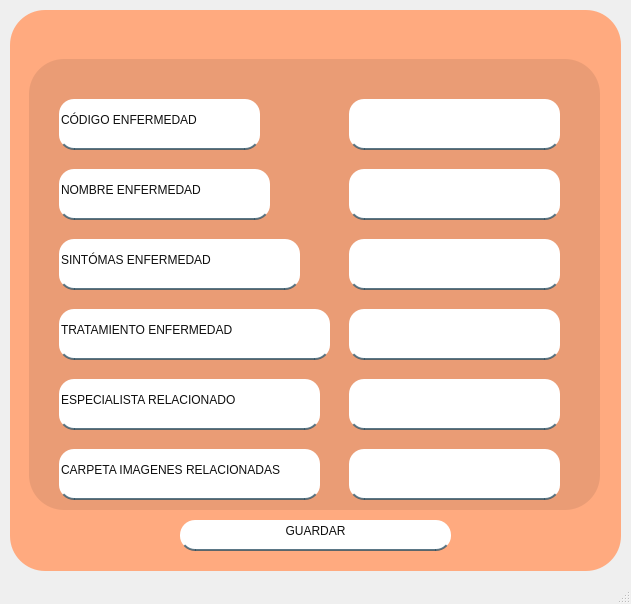
This is agregar.ui in mariacamilato/TRABAJO-FINAL as Qt 5 draws it before an edit. The edited form follows.
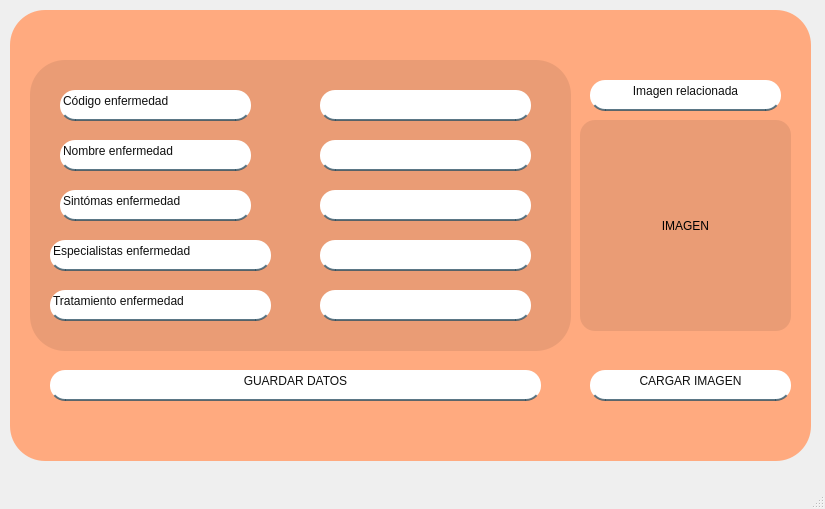
This is the edited form. Icons and pictures are not drawn.

Commit message: Cargar imagen

```diff
--- a/agregar.ui
+++ b/agregar.ui
@@ -6,8 +6,8 @@
    <rect>
     <x>0</x>
     <y>0</y>
-    <width>631</width>
-    <height>604</height>
+    <width>825</width>
+    <height>509</height>
    </rect>
   </property>
   <property name="windowTitle">
@@ -19,8 +19,8 @@
      <rect>
       <x>10</x>
       <y>10</y>
-      <width>611</width>
-      <height>561</height>
+      <width>801</width>
+      <height>451</height>
      </rect>
     </property>
     <property name="styleSheet">
@@ -30,10 +30,10 @@
     <widget class="QFrame" name="frame">
      <property name="geometry">
       <rect>
-       <x>19</x>
-       <y>49</y>
-       <width>571</width>
-       <height>451</height>
+       <x>20</x>
+       <y>50</y>
+       <width>541</width>
+       <height>291</height>
       </rect>
      </property>
      <property name="styleSheet">
@@ -45,39 +45,13 @@
      <property name="frameShadow">
       <enum>QFrame::Raised</enum>
      </property>
-     <widget class="QLineEdit" name="lineEdit">
-      <property name="geometry">
-       <rect>
-        <x>30</x>
-        <y>40</y>
-        <width>201</width>
-        <height>51</height>
-       </rect>
-      </property>
-      <property name="toolTip">
-       <string>&lt;html&gt;&lt;head/&gt;&lt;body&gt;&lt;p align=&quot;center&quot;&gt;&lt;br/&gt;&lt;/p&gt;&lt;/body&gt;&lt;/html&gt;</string>
-      </property>
-      <property name="styleSheet">
-       <string notr="true">font: 75 11pt &quot;Segoe Script&quot;;
-background-color: rgb(255, 255, 255);
-border:none;
-border-bottom:2px solid rgba(46,82,101,200);
-color:rgba(0,0,0,240);
-padding-bottom:7px; 
-border-radius: 15px;
-</string>
-      </property>
-      <property name="text">
-       <string>CÓDIGO ENFERMEDAD</string>
-      </property>
-     </widget>
      <widget class="QLineEdit" name="codigo">
       <property name="geometry">
        <rect>
-        <x>320</x>
-        <y>40</y>
+        <x>290</x>
+        <y>30</y>
         <width>211</width>
-        <height>51</height>
+        <height>31</height>
        </rect>
       </property>
       <property name="styleSheet">
@@ -97,59 +71,13 @@
        <string/>
       </property>
      </widget>
-     <widget class="QLineEdit" name="lineEdit_2">
-      <property name="geometry">
-       <rect>
-        <x>30</x>
-        <y>110</y>
-        <width>211</width>
-        <height>51</height>
-       </rect>
-      </property>
-      <property name="styleSheet">
-       <string notr="true">font: 75 11pt &quot;Segoe Script&quot;;
-background-color: rgb(255, 255, 255);
-border:none;
-border-bottom:2px solid rgba(46,82,101,200);
-color:rgba(0,0,0,240);
-padding-bottom:7px; 
-border-radius: 15px;
-</string>
-      </property>
-      <property name="text">
-       <string>NOMBRE ENFERMEDAD</string>
-      </property>
-     </widget>
-     <widget class="QLineEdit" name="lineEdit_3">
-      <property name="geometry">
-       <rect>
-        <x>30</x>
-        <y>180</y>
-        <width>241</width>
-        <height>51</height>
-       </rect>
-      </property>
-      <property name="styleSheet">
-       <string notr="true">font: 75 11pt &quot;Segoe Script&quot;;
-background-color: rgb(255, 255, 255);
-border:none;
-border-bottom:2px solid rgba(46,82,101,200);
-color:rgba(0,0,0,240);
-padding-bottom:7px; 
-border-radius: 15px;
-</string>
-      </property>
-      <property name="text">
-       <string>SINTÓMAS ENFERMEDAD</string>
-      </property>
-     </widget>
      <widget class="QLineEdit" name="nombre">
       <property name="geometry">
        <rect>
-        <x>320</x>
-        <y>110</y>
+        <x>290</x>
+        <y>80</y>
         <width>211</width>
-        <height>51</height>
+        <height>31</height>
        </rect>
       </property>
       <property name="styleSheet">
@@ -169,13 +97,154 @@
        <string/>
       </property>
      </widget>
+     <widget class="QLabel" name="label_2">
+      <property name="geometry">
+       <rect>
+        <x>30</x>
+        <y>30</y>
+        <width>191</width>
+        <height>31</height>
+       </rect>
+      </property>
+      <property name="styleSheet">
+       <string notr="true">font: 75 11pt &quot;Segoe Script&quot;;
+background-color: rgb(255, 255, 255);
+border:none;
+border-bottom:2px solid rgba(46,82,101,200);
+color:rgba(0,0,0,240);
+padding-bottom:7px; 
+border-radius: 15px;
+</string>
+      </property>
+      <property name="text">
+       <string>Código enfermedad</string>
+      </property>
+     </widget>
+     <widget class="QLabel" name="label_3">
+      <property name="geometry">
+       <rect>
+        <x>20</x>
+        <y>180</y>
+        <width>221</width>
+        <height>31</height>
+       </rect>
+      </property>
+      <property name="styleSheet">
+       <string notr="true">font: 75 11pt &quot;Segoe Script&quot;;
+background-color: rgb(255, 255, 255);
+border:none;
+border-bottom:2px solid rgba(46,82,101,200);
+color:rgba(0,0,0,240);
+padding-bottom:7px; 
+border-radius: 15px;
+</string>
+      </property>
+      <property name="text">
+       <string>Especialistas enfermedad</string>
+      </property>
+     </widget>
+     <widget class="QLabel" name="label_4">
+      <property name="geometry">
+       <rect>
+        <x>30</x>
+        <y>130</y>
+        <width>191</width>
+        <height>31</height>
+       </rect>
+      </property>
+      <property name="styleSheet">
+       <string notr="true">font: 75 11pt &quot;Segoe Script&quot;;
+background-color: rgb(255, 255, 255);
+border:none;
+border-bottom:2px solid rgba(46,82,101,200);
+color:rgba(0,0,0,240);
+padding-bottom:7px; 
+border-radius: 15px;
+</string>
+      </property>
+      <property name="text">
+       <string>Sintómas enfermedad</string>
+      </property>
+     </widget>
+     <widget class="QLabel" name="label_5">
+      <property name="geometry">
+       <rect>
+        <x>20</x>
+        <y>230</y>
+        <width>221</width>
+        <height>31</height>
+       </rect>
+      </property>
+      <property name="styleSheet">
+       <string notr="true">font: 75 11pt &quot;Segoe Script&quot;;
+background-color: rgb(255, 255, 255);
+border:none;
+border-bottom:2px solid rgba(46,82,101,200);
+color:rgba(0,0,0,240);
+padding-bottom:7px; 
+border-radius: 15px;
+</string>
+      </property>
+      <property name="text">
+       <string>Tratamiento enfermedad</string>
+      </property>
+     </widget>
+     <widget class="QLabel" name="label_6">
+      <property name="geometry">
+       <rect>
+        <x>30</x>
+        <y>80</y>
+        <width>191</width>
+        <height>31</height>
+       </rect>
+      </property>
+      <property name="styleSheet">
+       <string notr="true">font: 75 11pt &quot;Segoe Script&quot;;
+background-color: rgb(255, 255, 255);
+border:none;
+border-bottom:2px solid rgba(46,82,101,200);
+color:rgba(0,0,0,240);
+padding-bottom:7px; 
+border-radius: 15px;
+</string>
+      </property>
+      <property name="text">
+       <string>Nombre enfermedad</string>
+      </property>
+     </widget>
      <widget class="QLineEdit" name="sintomas">
       <property name="geometry">
        <rect>
-        <x>320</x>
+        <x>290</x>
+        <y>130</y>
+        <width>211</width>
+        <height>31</height>
+       </rect>
+      </property>
+      <property name="styleSheet">
+       <string notr="true">font: 75 12pt &quot;Times New Roman&quot;;
+background-color: rgb(255, 255, 255);
+border:none;
+border-bottom:2px solid rgba(46,82,101,200);
+color:rgba(0,0,0,240);
+padding-bottom:7px; 
+border-radius: 15px;
+</string>
+      </property>
+      <property name="alignment">
+       <set>Qt::AlignCenter</set>
+      </property>
+      <property name="placeholderText">
+       <string/>
+      </property>
+     </widget>
+     <widget class="QLineEdit" name="especialistas">
+      <property name="geometry">
+       <rect>
+        <x>290</x>
         <y>180</y>
         <width>211</width>
-        <height>51</height>
+        <height>31</height>
        </rect>
       </property>
       <property name="styleSheet">
@@ -195,59 +264,13 @@
        <string/>
       </property>
      </widget>
-     <widget class="QLineEdit" name="lineEdit_4">
-      <property name="geometry">
-       <rect>
-        <x>30</x>
-        <y>320</y>
-        <width>261</width>
-        <height>51</height>
-       </rect>
-      </property>
-      <property name="styleSheet">
-       <string notr="true">font: 75 11pt &quot;Segoe Script&quot;;
-background-color: rgb(255, 255, 255);
-border:none;
-border-bottom:2px solid rgba(46,82,101,200);
-color:rgba(0,0,0,240);
-padding-bottom:7px; 
-border-radius: 15px;
-</string>
-      </property>
-      <property name="text">
-       <string>ESPECIALISTA RELACIONADO</string>
-      </property>
-     </widget>
-     <widget class="QLineEdit" name="lineEdit_5">
-      <property name="geometry">
-       <rect>
-        <x>30</x>
-        <y>250</y>
-        <width>271</width>
-        <height>51</height>
-       </rect>
-      </property>
-      <property name="styleSheet">
-       <string notr="true">font: 75 11pt &quot;Segoe Script&quot;;
-background-color: rgb(255, 255, 255);
-border:none;
-border-bottom:2px solid rgba(46,82,101,200);
-color:rgba(0,0,0,240);
-padding-bottom:7px; 
-border-radius: 15px;
-</string>
-      </property>
-      <property name="text">
-       <string>TRATAMIENTO ENFERMEDAD</string>
-      </property>
-     </widget>
      <widget class="QLineEdit" name="tratamiento">
       <property name="geometry">
        <rect>
-        <x>320</x>
-        <y>250</y>
+        <x>290</x>
+        <y>230</y>
         <width>211</width>
-        <height>51</height>
+        <height>31</height>
        </rect>
       </property>
       <property name="styleSheet">
@@ -267,89 +290,11 @@
        <string/>
       </property>
      </widget>
-     <widget class="QLineEdit" name="especialista">
-      <property name="geometry">
-       <rect>
-        <x>320</x>
-        <y>320</y>
-        <width>211</width>
-        <height>51</height>
-       </rect>
-      </property>
-      <property name="styleSheet">
-       <string notr="true">font: 75 12pt &quot;Times New Roman&quot;;
-background-color: rgb(255, 255, 255);
-border:none;
-border-bottom:2px solid rgba(46,82,101,200);
-color:rgba(0,0,0,240);
-padding-bottom:7px; 
-border-radius: 15px;
-</string>
-      </property>
-      <property name="alignment">
-       <set>Qt::AlignCenter</set>
-      </property>
-      <property name="placeholderText">
-       <string/>
-      </property>
-     </widget>
-     <widget class="QLineEdit" name="carpeta">
-      <property name="geometry">
-       <rect>
-        <x>320</x>
-        <y>390</y>
-        <width>211</width>
-        <height>51</height>
-       </rect>
-      </property>
-      <property name="styleSheet">
-       <string notr="true">font: 75 12pt &quot;Times New Roman&quot;;
-background-color: rgb(255, 255, 255);
-border:none;
-border-bottom:2px solid rgba(46,82,101,200);
-color:rgba(0,0,0,240);
-padding-bottom:7px; 
-border-radius: 15px;
-</string>
-      </property>
-      <property name="alignment">
-       <set>Qt::AlignCenter</set>
-      </property>
-      <property name="placeholderText">
-       <string/>
-      </property>
-     </widget>
-     <widget class="QLineEdit" name="lineEdit_6">
-      <property name="geometry">
-       <rect>
-        <x>30</x>
-        <y>390</y>
-        <width>261</width>
-        <height>51</height>
-       </rect>
-      </property>
-      <property name="toolTip">
-       <string>&lt;html&gt;&lt;head/&gt;&lt;body&gt;&lt;p align=&quot;center&quot;&gt;&lt;span style=&quot; font-size:8pt;&quot;&gt;INVESTIGA Y CARGA EN ESTE CAMPO &lt;/span&gt;&lt;/p&gt;&lt;p align=&quot;center&quot;&gt;&lt;span style=&quot; font-size:8pt;&quot;&gt;UNA CARPETA CON IMAGENES RELACIONADAS&lt;/span&gt;&lt;/p&gt;&lt;/body&gt;&lt;/html&gt;</string>
-      </property>
-      <property name="styleSheet">
-       <string notr="true">font: 75 9pt &quot;Segoe Script&quot;;
-background-color: rgb(255, 255, 255);
-border:none;
-border-bottom:2px solid rgba(46,82,101,200);
-color:rgba(0,0,0,240);
-padding-bottom:7px; 
-border-radius: 15px;
-</string>
-      </property>
-      <property name="text">
-       <string>CARPETA IMAGENES RELACIONADAS</string>
-      </property>
-     </widget>
     </widget>
     <widget class="QPushButton" name="salir">
      <property name="geometry">
       <rect>
-       <x>550</x>
+       <x>750</x>
        <y>10</y>
        <width>37</width>
        <height>33</height>
@@ -387,7 +332,7 @@
     <widget class="QPushButton" name="minimizar">
      <property name="geometry">
       <rect>
-       <x>510</x>
+       <x>710</x>
        <y>10</y>
        <width>37</width>
        <height>33</height>
@@ -425,9 +370,9 @@
     <widget class="QPushButton" name="GUARDAR">
      <property name="geometry">
       <rect>
-       <x>170</x>
-       <y>510</y>
-       <width>271</width>
+       <x>40</x>
+       <y>360</y>
+       <width>491</width>
        <height>31</height>
       </rect>
      </property>
@@ -454,7 +399,89 @@
 }</string>
      </property>
      <property name="text">
-      <string>GUARDAR</string>
+      <string>GUARDAR DATOS</string>
+     </property>
+    </widget>
+    <widget class="QLabel" name="label">
+     <property name="geometry">
+      <rect>
+       <x>570</x>
+       <y>110</y>
+       <width>211</width>
+       <height>211</height>
+      </rect>
+     </property>
+     <property name="styleSheet">
+      <string notr="true">background-color: rgb(234, 156, 117);
+border-radius: 15px;
+</string>
+     </property>
+     <property name="text">
+      <string>IMAGEN</string>
+     </property>
+     <property name="alignment">
+      <set>Qt::AlignCenter</set>
+     </property>
+    </widget>
+    <widget class="QLabel" name="label_7">
+     <property name="geometry">
+      <rect>
+       <x>580</x>
+       <y>70</y>
+       <width>191</width>
+       <height>31</height>
+      </rect>
+     </property>
+     <property name="styleSheet">
+      <string notr="true">font: 75 11pt &quot;Segoe Script&quot;;
+background-color: rgb(255, 255, 255);
+border:none;
+border-bottom:2px solid rgba(46,82,101,200);
+color:rgba(0,0,0,240);
+padding-bottom:7px; 
+border-radius: 15px;
+</string>
+     </property>
+     <property name="text">
+      <string>Imagen relacionada</string>
+     </property>
+     <property name="alignment">
+      <set>Qt::AlignCenter</set>
+     </property>
+    </widget>
+    <widget class="QPushButton" name="GUARDAR_IMAGEN">
+     <property name="geometry">
+      <rect>
+       <x>580</x>
+       <y>360</y>
+       <width>201</width>
+       <height>31</height>
+      </rect>
+     </property>
+     <property name="layoutDirection">
+      <enum>Qt::LeftToRight</enum>
+     </property>
+     <property name="autoFillBackground">
+      <bool>false</bool>
+     </property>
+     <property name="styleSheet">
+      <string notr="true">QPushButton {
+    font: 75 12pt &quot;Times New Roman&quot;;
+    background-color: rgb(255, 255, 255);
+    border: none;
+    border-bottom: 2px solid rgba(46, 82, 101, 200);
+    color: rgba(0, 0, 0, 240);
+    padding-bottom: 7px;
+    border-radius: 15px;
+}
+
+QPushButton:hover {
+  
+	background-color: rgb(255, 255, 0);
+}</string>
+     </property>
+     <property name="text">
+      <string>CARGAR IMAGEN</string>
      </property>
     </widget>
    </widget>
```
Left out of the diff: 2 changed lines with no effect on the pictures. The commit also changes 5 other files.
